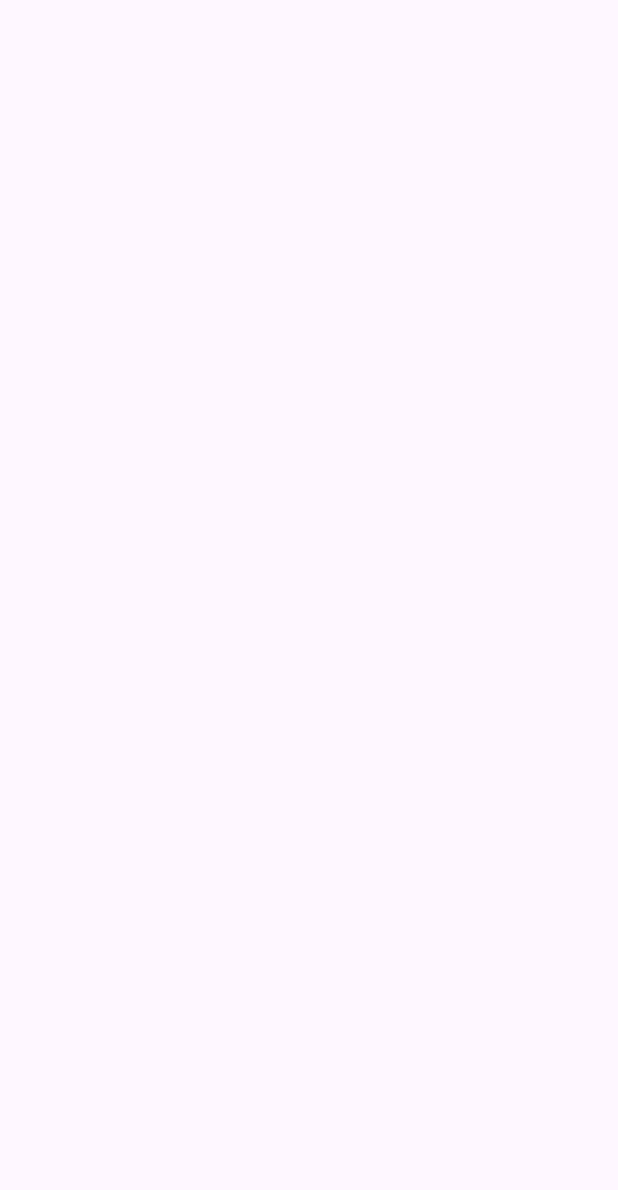
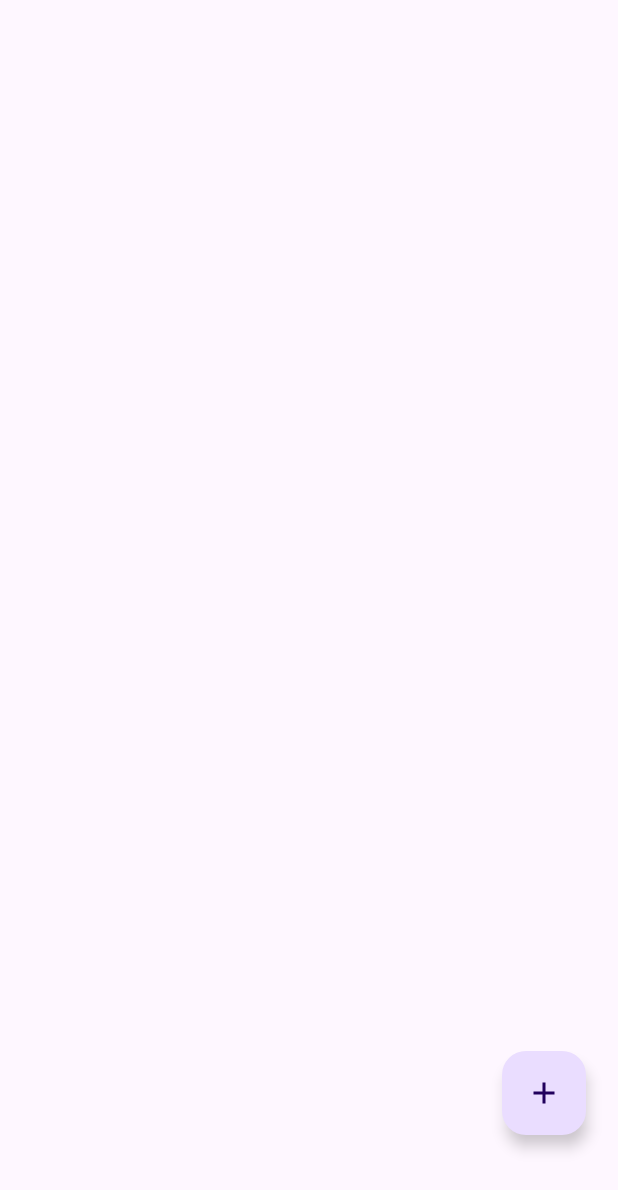
Before and after one commit to KanecOlivares/Mobile-Inventory, an Android app: the screen it shows after launch (MainActivity), on a phone screen of 412 x 824 dp. Before the commit the part shown is empty. Shown: the top 1190 px of the screen. Run offline under Robolectric (Android 15) with nearby library versions, the phone set to English and light mode, and no system bars.

Commit message:
Added a lot of UI manly recyclerview for the ListFragment and traversal from listFrag to addFrag.

```diff
--- a/app/build.gradle.kts
+++ b/app/build.gradle.kts
@@ -48,6 +48,7 @@ dependencies {
     implementation(libs.material)
     implementation(libs.androidx.activity)
     implementation(libs.androidx.constraintlayout)
+    implementation(libs.androidx.fragment)
     testImplementation(libs.junit)
     androidTestImplementation(libs.androidx.junit)
     androidTestImplementation(libs.androidx.espresso.core)
--- a/app/src/main/java/com/example/mobileinventory/MainActivity.kt
+++ b/app/src/main/java/com/example/mobileinventory/MainActivity.kt
@@ -11,7 +11,7 @@ class MainActivity : AppCompatActivity() {
         super.onCreate(savedInstanceState)
         enableEdgeToEdge()
         setContentView(R.layout.activity_main)
-        ViewCompat.setOnApplyWindowInsetsListener(findViewById(R.id.main)) { v, insets ->
+        ViewCompat.setOnApplyWindowInsetsListener(findViewById(R.id.fragmentContainerView3)) { v, insets ->
             val systemBars = insets.getInsets(WindowInsetsCompat.Type.systemBars())
             v.setPadding(systemBars.left, systemBars.top, systemBars.right, systemBars.bottom)
             insets
--- a/app/src/main/java/com/example/mobileinventory/ui/list/ListFragment.kt
+++ b/app/src/main/java/com/example/mobileinventory/ui/list/ListFragment.kt
@@ -5,7 +5,9 @@ import androidx.fragment.app.Fragment
 import android.view.LayoutInflater
 import android.view.View
 import android.view.ViewGroup
+import androidx.navigation.fragment.findNavController
 import com.example.mobileinventory.R
+import com.google.android.material.floatingactionbutton.FloatingActionButton
 
 // TODO: Rename parameter arguments, choose names that match
 // the fragment initialization parameters, e.g. ARG_ITEM_NUMBER
@@ -23,6 +25,11 @@ class ListFragment : Fragment() {
         savedInstanceState: Bundle?
     ): View? {
         // Inflate the layout for this fragment
-        return inflater.inflate(R.layout.fragment_list, container, false)
+        val view = inflater.inflate(R.layout.fragment_list, container, false)
+
+        view.findViewById<FloatingActionButton>(R.id.floatingActionButton).setOnClickListener{
+            findNavController().navigate(R.id.action_listFragment_to_addFragment)
+        }
+        return view
     }
 }
--- /dev/null
+++ b/app/src/main/res/drawable/add_a_photo.xml
@@ -0,0 +1,5 @@
+<vector xmlns:android="http://schemas.android.com/apk/res/android" android:height="24dp" android:tint="#000000" android:viewportHeight="960" android:viewportWidth="960" android:width="24dp">
+
+    <path android:fillColor="@android:color/white" android:pathData="M440,520L440,520L440,520L440,520L440,520L440,520Q440,520 440,520Q440,520 440,520L440,520Q440,520 440,520Q440,520 440,520L440,520Q440,520 440,520Q440,520 440,520L440,520L440,520ZM120,840Q87,840 63.5,816.5Q40,793 40,760L40,280Q40,247 63.5,223.5Q87,200 120,200L246,200L320,120L560,120L560,200L355,200L282,280L120,280Q120,280 120,280Q120,280 120,280L120,760Q120,760 120,760Q120,760 120,760L760,760Q760,760 760,760Q760,760 760,760L760,400L840,400L840,760Q840,793 816.5,816.5Q793,840 760,840L120,840ZM760,280L760,200L680,200L680,120L760,120L760,40L840,40L840,120L920,120L920,200L840,200L840,280L760,280ZM440,700Q515,700 567.5,647.5Q620,595 620,520Q620,445 567.5,392.5Q515,340 440,340Q365,340 312.5,392.5Q260,445 260,520Q260,595 312.5,647.5Q365,700 440,700ZM440,620Q398,620 369,591Q340,562 340,520Q340,478 369,449Q398,420 440,420Q482,420 511,449Q540,478 540,520Q540,562 511,591Q482,620 440,620Z"/>
+
+</vector>
--- /dev/null
+++ b/app/src/main/res/drawable/back.xml
@@ -0,0 +1,5 @@
+<vector xmlns:android="http://schemas.android.com/apk/res/android" android:autoMirrored="true" android:height="24dp" android:tint="#000000" android:viewportHeight="960" android:viewportWidth="960" android:width="24dp">
+
+    <path android:fillColor="@android:color/white" android:pathData="M560,720L320,480L560,240L616,296L432,480L616,664L560,720Z"/>
+
+</vector>
--- /dev/null
+++ b/app/src/main/res/drawable/outline_add_24.xml
@@ -0,0 +1,5 @@
+<vector xmlns:android="http://schemas.android.com/apk/res/android" android:height="24dp" android:tint="#000000" android:viewportHeight="960" android:viewportWidth="960" android:width="24dp">
+
+    <path android:fillColor="@android:color/white" android:pathData="M440,520L200,520L200,440L440,440L440,200L520,200L520,440L760,440L760,520L520,520L520,760L440,760L440,520Z"/>
+
+</vector>
--- a/app/src/main/res/layout/activity_main.xml
+++ b/app/src/main/res/layout/activity_main.xml
@@ -2,7 +2,21 @@
 <androidx.constraintlayout.widget.ConstraintLayout xmlns:android="http://schemas.android.com/apk/res/android"
     xmlns:app="http://schemas.android.com/apk/res-auto"
     xmlns:tools="http://schemas.android.com/tools"
-    android:id="@+id/main"
     android:layout_width="match_parent"
     android:layout_height="match_parent"
-    tools:context=".MainActivity"/>
+    tools:context=".ui.add.addFragment">
+
+    <androidx.fragment.app.FragmentContainerView
+        android:id="@+id/fragmentContainerView3"
+        android:name="androidx.navigation.fragment.NavHostFragment"
+        android:layout_width="409dp"
+        android:layout_height="729dp"
+        app:defaultNavHost="true"
+        app:layout_constraintBottom_toBottomOf="parent"
+        app:layout_constraintEnd_toEndOf="parent"
+        app:layout_constraintHorizontal_bias="0.5"
+        app:layout_constraintStart_toStartOf="parent"
+        app:layout_constraintTop_toTopOf="parent"
+        app:layout_constraintVertical_bias="0.5"
+        app:navGraph="@navigation/my_nav" />
+</androidx.constraintlayout.widget.ConstraintLayout>
--- a/app/src/main/res/layout/fragment_list.xml
+++ b/app/src/main/res/layout/fragment_list.xml
@@ -1,14 +1,36 @@
 <?xml version="1.0" encoding="utf-8"?>
-<FrameLayout xmlns:android="http://schemas.android.com/apk/res/android"
-    xmlns:tools="http://schemas.android.com/tools"
-    android:layout_width="match_parent"
-    android:layout_height="match_parent"
-    tools:context=".ui.list.ListFragment">
+<androidx.constraintlayout.widget.ConstraintLayout xmlns:android="http://schemas.android.com/apk/res/android"
+xmlns:app="http://schemas.android.com/apk/res-auto"
+xmlns:tools="http://schemas.android.com/tools"
+android:layout_width="match_parent"
+android:layout_height="match_parent"
+tools:context=".ui.add.addFragment">
 
-    <!-- TODO: Update blank fragment layout -->
-    <TextView
-        android:layout_width="match_parent"
-        android:layout_height="match_parent"
-        android:text="@string/hello_blank_fragment" />
+    <androidx.recyclerview.widget.RecyclerView
+        android:id="@+id/recyclerView"
+        android:layout_width="409dp"
+        android:layout_height="729dp"
+        app:layout_constraintBottom_toBottomOf="parent"
+        app:layout_constraintEnd_toEndOf="parent"
+        app:layout_constraintStart_toStartOf="parent"
+        app:layout_constraintTop_toTopOf="parent"
+        app:layout_constraintVertical_bias="0.5" />
 
-</FrameLayout>
+    <com.google.android.material.floatingactionbutton.FloatingActionButton
+        android:id="@+id/floatingActionButton"
+        android:layout_width="wrap_content"
+        android:layout_height="wrap_content"
+        android:layout_marginEnd="20dp"
+        android:layout_marginBottom="20dp"
+        android:clickable="true"
+        android:contentDescription="In order to add"
+        android:focusable="true"
+        android:src="@drawable/outline_add_24"
+        android:tint="@android:color/white"
+        app:layout_constraintBottom_toBottomOf="parent"
+        app:layout_constraintEnd_toEndOf="parent"
+        app:layout_constraintHorizontal_bias="1.0"
+        app:layout_constraintStart_toStartOf="parent"
+        app:layout_constraintTop_toTopOf="parent"
+        app:layout_constraintVertical_bias="1.0" />
+</androidx.constraintlayout.widget.ConstraintLayout>
--- a/gradle/libs.versions.toml
+++ b/gradle/libs.versions.toml
@@ -10,6 +10,7 @@ appcompat = "1.7.1"
 material = "1.13.0"
 activity = "1.11.0"
 constraintlayout = "2.2.1"
+fragment = "1.8.9"
 
 [libraries]
 androidx-core-ktx = { group = "androidx.core", name = "core-ktx", version.ref = "coreKtx" }
@@ -20,6 +21,7 @@ androidx-appcompat = { group = "androidx.appcompat", name = "appcompat", version
 material = { group = "com.google.android.material", name = "material", version.ref = "material" }
 androidx-activity = { group = "androidx.activity", name = "activity", version.ref = "activity" }
 androidx-constraintlayout = { group = "androidx.constraintlayout", name = "constraintlayout", version.ref = "constraintlayout" }
+androidx-fragment = { group = "androidx.fragment", name = "fragment", version.ref = "fragment" }
 
 [plugins]
 android-application = { id = "com.android.application", version.ref = "agp" }
```
Also changed, not shown: app/src/main/res/layout/fragment_add.xml (+54 -8 lines).
